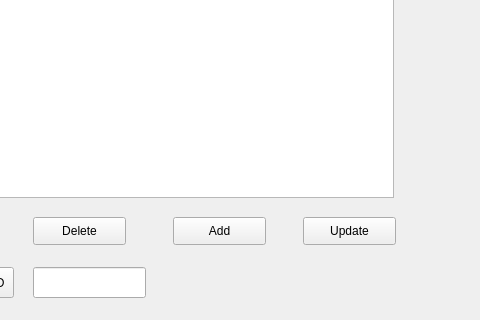
Above: userInterface/adminView.ui from Usama-Amjad/Bulldozer-Price-Prediction-with-PyQt6 before the change; both pictures show x 207 to 687 and y 173 to 493 of the 687 by 493 pixel window. Below: the same form after it.
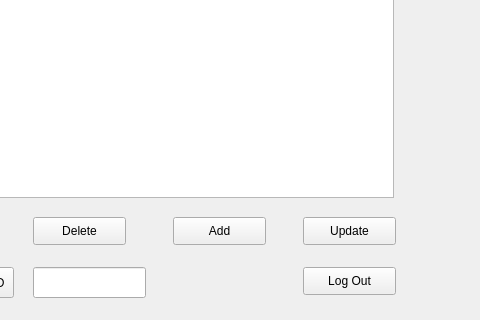
That is the form after the change.

Patch:
```diff
--- a/userInterface/adminView.ui
+++ b/userInterface/adminView.ui
@@ -159,6 +159,19 @@
     </rect>
    </property>
   </widget>
+  <widget class="QPushButton" name="logOut">
+   <property name="geometry">
+    <rect>
+     <x>510</x>
+     <y>440</y>
+     <width>93</width>
+     <height>28</height>
+    </rect>
+   </property>
+   <property name="text">
+    <string>Log Out</string>
+   </property>
+  </widget>
  </widget>
  <resources/>
  <connections/>
```
